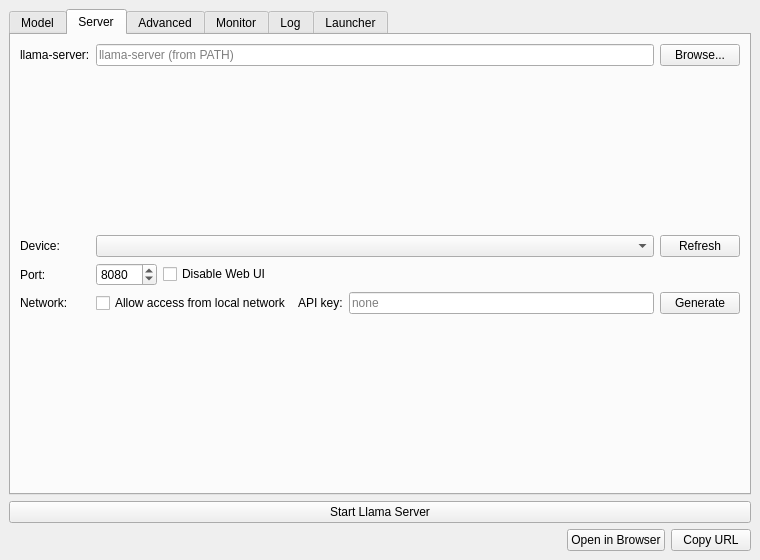
First picture: the form in mainwindow.ui, repository 43v3r-y0ung/Llama-launcher, before the edit.
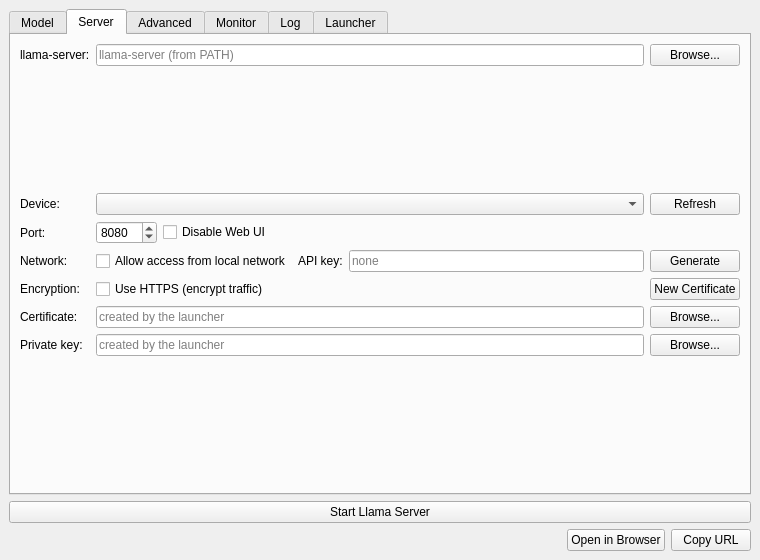
Second picture: the form after the edit. The open tabs and pages were chosen to show the change. Custom widgets are drawn as their Qt base class.

Commit message: Add HTTPS support with a launcher-managed local CA

Patch:
```diff
--- a/mainwindow.ui
+++ b/mainwindow.ui
@@ -425,7 +425,82 @@
                         </property>
                       </widget>
                     </item>
-                    <item row="5" column="1" colspan="2">
+                    <item row="5" column="0">
+                      <widget class="QLabel" name="labelEncryption">
+                        <property name="text">
+                          <string>Encryption:</string>
+                        </property>
+                      </widget>
+                    </item>
+                    <item row="5" column="1">
+                      <widget class="QCheckBox" name="httpsCheck">
+                        <property name="text">
+                          <string>Use HTTPS (encrypt traffic)</string>
+                        </property>
+                        <property name="toolTip">
+                          <string>Serve over HTTPS so prompts, answers and the API key cannot be read on the network (--ssl-cert-file / --ssl-key-file).</string>
+                        </property>
+                      </widget>
+                    </item>
+                    <item row="5" column="2">
+                      <widget class="QPushButton" name="generateCertButton">
+                        <property name="text">
+                          <string>New Certificate</string>
+                        </property>
+                        <property name="toolTip">
+                          <string>Issue a new server certificate for this computer's current name and addresses. The local CA is kept, so devices that already trust it keep working.</string>
+                        </property>
+                      </widget>
+                    </item>
+                    <item row="6" column="0">
+                      <widget class="QLabel" name="labelCertFile">
+                        <property name="text">
+                          <string>Certificate:</string>
+                        </property>
+                      </widget>
+                    </item>
+                    <item row="6" column="1">
+                      <widget class="QLineEdit" name="certFileEdit">
+                        <property name="placeholderText">
+                          <string>created by the launcher</string>
+                        </property>
+                        <property name="toolTip">
+                          <string>PEM certificate (chain) to use instead of the one the launcher creates. Leave empty to let the launcher manage it.</string>
+                        </property>
+                      </widget>
+                    </item>
+                    <item row="6" column="2">
+                      <widget class="QPushButton" name="certBrowseButton">
+                        <property name="text">
+                          <string>Browse...</string>
+                        </property>
+                      </widget>
+                    </item>
+                    <item row="7" column="0">
+                      <widget class="QLabel" name="labelKeyFile">
+                        <property name="text">
+                          <string>Private key:</string>
+                        </property>
+                      </widget>
+                    </item>
+                    <item row="7" column="1">
+                      <widget class="QLineEdit" name="keyFileEdit">
+                        <property name="placeholderText">
+                          <string>created by the launcher</string>
+                        </property>
+                        <property name="toolTip">
+                          <string>PEM private key of your own certificate.</string>
+                        </property>
+                      </widget>
+                    </item>
+                    <item row="7" column="2">
+                      <widget class="QPushButton" name="keyBrowseButton">
+                        <property name="text">
+                          <string>Browse...</string>
+                        </property>
+                      </widget>
+                    </item>
+                    <item row="8" column="1" colspan="2">
                       <widget class="QLabel" name="networkHintLabel">
                         <property name="text">
                           <string/>
```
The commit also changes 9 other files.
